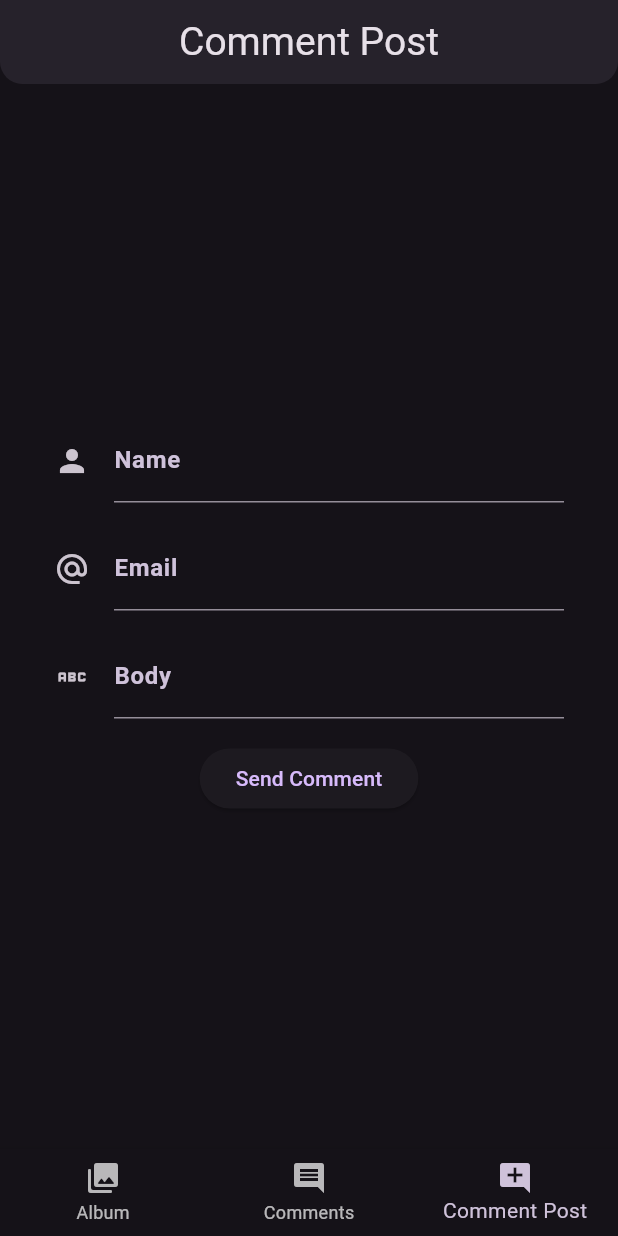
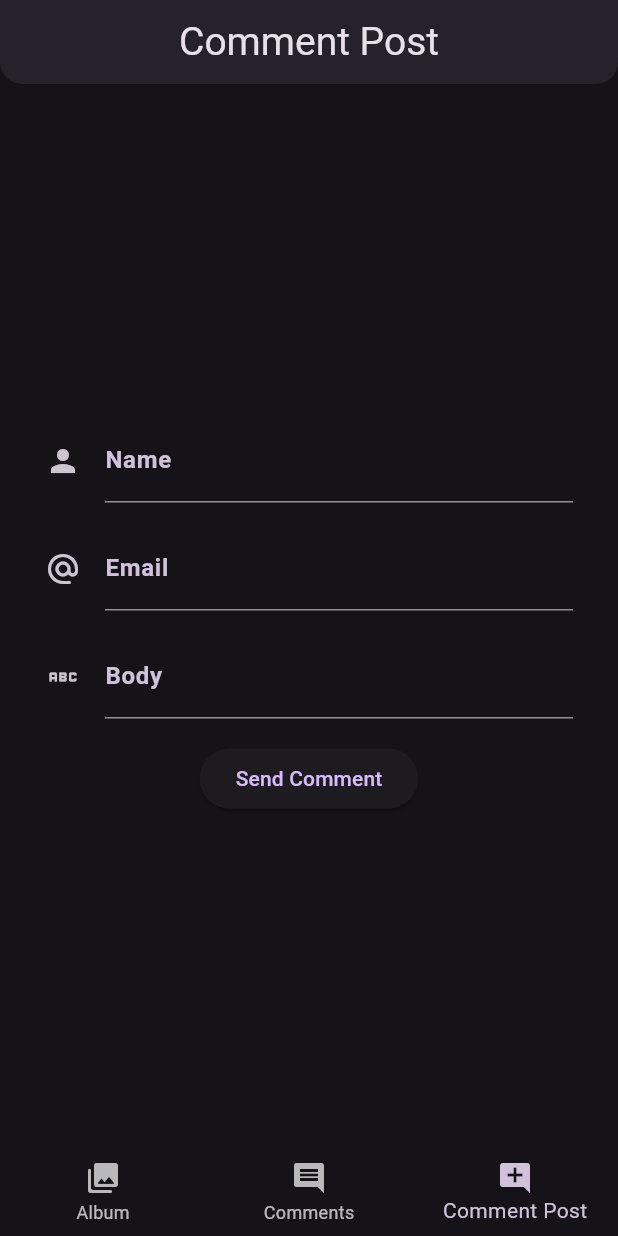
Before and after one commit to pulo0/gallery-app-intern, a Flutter app: the screen it shows after launch, item 3 of the bottom bar chosen, on a phone screen of 412 x 824 dp. Run offline on Flutter 3.47's test engine with Material 3 defaults, Android fonts, the phone set to English and light mode, and no system bars; our stand-ins replace dio, flutter_bloc, form_field_validator, get_it, google_fonts, injectable and 1 more; generated files the repository leaves out were written again; network calls fail; Roboto replaces fonts that are missing (Abel).

Commit message:
fix: changes in form_comment - added package form_field_validator to outsource to a package validation - changes in UI, removed LayoutBuilder to SafeArea

```diff
--- a/lib/presentation/comment_post/widgets/form_comment.dart
+++ b/lib/presentation/comment_post/widgets/form_comment.dart
@@ -1,4 +1,5 @@
 import 'package:flutter/material.dart';
+import 'package:form_field_validator/form_field_validator.dart';
 import 'package:flutter_gen/gen_l10n/app_localizations.dart';
 import 'package:gallery_app/styles/app_theme.dart';
 import 'package:gallery_app/presentation/comment_post/cubit/comment_post_cubit.dart';
@@ -27,52 +28,31 @@ class _FormCommentState extends State<FormComment> {
     super.dispose();
   }
 
-  String? validatorDetails(String? value) {
-    if (value == null || value.isEmpty) {
-      return 'This field is required';
-    }
-    if (value.length <= 5) {
-      return 'Field should be at least 6 characters long';
-    }
-    return null;
-  }
-
-  String? validatorEmail(String? value) {
-    final emailRegex = RegExp(
-        r"^[a-zA-Z0-9.!#$%&'*+/=?^_`{|}~-]+@[a-zA-Z0-9](?:[a-zA-Z0-9-]{0,61}[a-zA-Z0-9])?(?:\.[a-zA-Z0-9](?:[a-zA-Z0-9-]{0,61}[a-zA-Z0-9])?)*$");
-    if (value == null || value.isEmpty) {
-      return 'This field is required';
-    }
-
-    if (!emailRegex.hasMatch(value)) {
-      return "This field doesn't have a email format";
-    }
-    return null;
-  }
-
   @override
   Widget build(BuildContext context) {
     final locale = AppLocalizations.of(context);
-    final double horizontalPadding = 36.0;
 
     final TextTheme textTheme = mainTheme().textTheme;
     final ColorScheme colorScheme = mainTheme().colorScheme;
 
-    final keyboardPlacement = MediaQuery.of(context).viewInsets.bottom;
+    final validatorDetails = MultiValidator([
+      RequiredValidator(errorText: locale.validFieldRequest),
+      MinLengthValidator(6, errorText: locale.validFieldChar)
+    ]);
 
-    return Center(
-      child: LayoutBuilder(builder: (context, constraints) {
-        return SingleChildScrollView(
+    final validatorEmail = MultiValidator([
+      RequiredValidator(errorText: locale.validFieldRequest),
+      EmailValidator(errorText: locale.validFieldEmail)
+    ]);
+
+    return SafeArea(
+      child: Center(
+        child: SingleChildScrollView(
           physics: const BouncingScrollPhysics(),
-          child: Form(
-            key: _formKey,
-            child: Padding(
-              padding: EdgeInsets.fromLTRB(
-                horizontalPadding,
-                0,
-                horizontalPadding,
-                keyboardPlacement,
-              ),
+          child: Padding(
+            padding: EdgeInsets.all(30),
+            child: Form(
+              key: _formKey,
               child: Column(
                 mainAxisAlignment: MainAxisAlignment.center,
                 children: <Widget>[
@@ -91,7 +71,7 @@ class _FormCommentState extends State<FormComment> {
                         color: colorScheme.secondary,
                         fontWeight: FontWeight.w400),
                     controller: _nameController,
-                    validator: validatorDetails,
+                    validator: validatorDetails.call,
                   ),
                   SizedBox(height: 16.0),
                   TextFormField(
@@ -109,7 +89,7 @@ class _FormCommentState extends State<FormComment> {
                         color: colorScheme.secondary,
                         fontWeight: FontWeight.w400),
                     controller: _emailController,
-                    validator: validatorEmail,
+                    validator: validatorEmail.call,
                   ),
                   SizedBox(height: 16.0),
                   TextFormField(
@@ -127,7 +107,7 @@ class _FormCommentState extends State<FormComment> {
                         color: colorScheme.secondary,
                         fontWeight: FontWeight.w400),
                     controller: _bodyController,
-                    validator: validatorDetails,
+                    validator: validatorDetails.call,
                   ),
                   SizedBox(
                     height: 16.0,
@@ -156,8 +136,8 @@ class _FormCommentState extends State<FormComment> {
               ),
             ),
           ),
-        );
-      }),
+        ),
+      ),
     );
   }
 }
--- a/pubspec.yaml
+++ b/pubspec.yaml
@@ -37,6 +37,7 @@ dependencies:
   get_it: ^8.0.1
   retrofit: ^4.4.1
   injectable: ^2.5.0
+  form_field_validator: ^1.1.0
 
 dev_dependencies:
   flutter_test:
```
Also changed, not shown: pubspec.lock.
